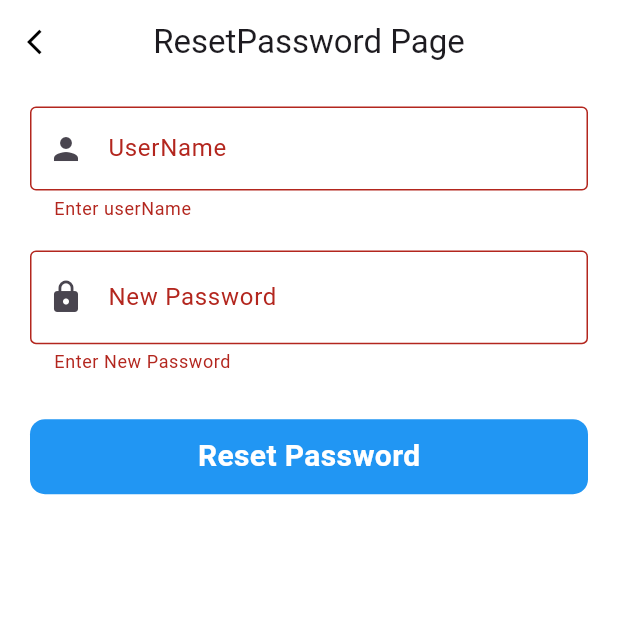
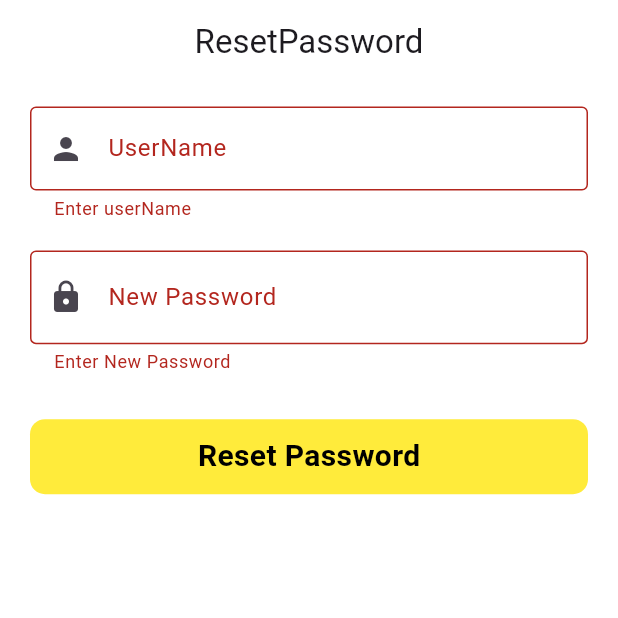
Before and after one commit to AbdhalRiyas/SriCuisine, a Flutter app: the ResetPassPage screen opened directly, after a tap on "Reset Password", on a phone screen of 412 x 824 dp, the top half of it. Run offline on Flutter 3.47's test engine with Material 3 defaults, Android fonts, the phone set to English and light mode, and no system bars; our stand-ins replace google_nav_bar, iconsax; Roboto replaces fonts that are missing (Times New Roman).

Commit message:
modified otp page and reset password page

```diff
--- a/frontend/lib/pages/resetpassword.dart
+++ b/frontend/lib/pages/resetpassword.dart
@@ -18,20 +18,10 @@ class _ResetPassPageState extends State<ResetPassPage> {
         resizeToAvoidBottomInset: false,
         backgroundColor: Colors.white,
         appBar: AppBar(
-          title: Text("ResetPassword Page"),
+          title: const Text("ResetPassword"),
           centerTitle: true,
           elevation: 0,
           backgroundColor: Colors.white,
-          leading: IconButton(
-            onPressed: () {
-              Navigator.pop(context);
-            },
-            icon: const Icon(
-              Icons.arrow_back_ios,
-              size: 20,
-              color: Colors.black,
-            ),
-          ),
         ),
         body: SingleChildScrollView(
           child: Padding(
@@ -42,10 +32,7 @@ class _ResetPassPageState extends State<ResetPassPage> {
                   crossAxisAlignment: CrossAxisAlignment.center,
                   mainAxisAlignment: MainAxisAlignment.center,
                   children: [
-                    // Image.asset("images/whiteLogo.jpg",
-                    // height: 150,
-                    // width: 200,
-                    // ),
+
                     const SizedBox(height: 10),
 
                     // Username Validate part
@@ -93,11 +80,15 @@ class _ResetPassPageState extends State<ResetPassPage> {
                               : Icons.visibility_off),
                         ),
                       ),
-                      validator: (value) {
-                        if (value!.isEmpty) {
+                     validator: (value) {
+                        bool passwordValid = RegExp(
+                                r'^(?=.*\d)(?=.*[a-z])(?=.*[A-Z])(?=.*[a-zA-Z]).{8,}$')
+                            .hasMatch(value!);
+
+                        if (value.isEmpty) {
                           return "Enter New Password";
-                        } else if (newPassController.text.length < 6) {
-                          return "Password length should not be more than 6 Characters";
+                        } else if (!passwordValid) {
+                          return "Minimum 8 characters | one uppercase letter\none lowercase letter | one number";
                         }
                       },
                     ),
@@ -117,13 +108,13 @@ class _ResetPassPageState extends State<ResetPassPage> {
                       child: Container(
                         height: 50,
                         decoration: BoxDecoration(
-                            color: Colors.blue,
+                            color: Colors.yellow,
                             borderRadius: BorderRadius.circular(10)),
                         child: const Center(
                             child: Text(
                           "Reset Password",
                           style: TextStyle(
-                            color: Colors.white,
+                            color: Colors.black,
                             fontSize: 20,
                             fontWeight: FontWeight.bold,
                           ),
```
Also changed, not shown: frontend/lib/pages/otpverify.dart (+10 -19 lines).
